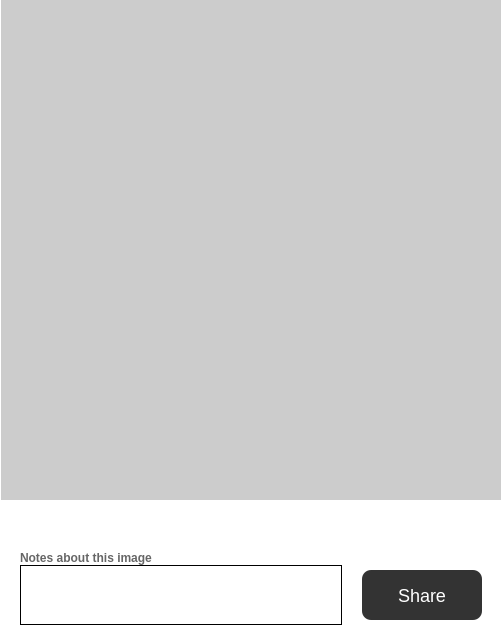
Before: the Qt Designer form interface/ui/shareSnapshot.ui in vircadia/vircadia-native-core, drawn with Qt 5.
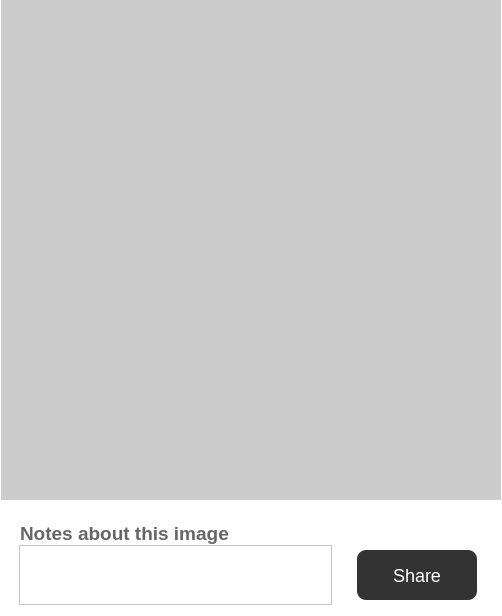
After: the same form once the commit is applied.

The edit to the form file:
```diff
--- a/interface/ui/shareSnapshot.ui
+++ b/interface/ui/shareSnapshot.ui
@@ -10,7 +10,7 @@
     <x>0</x>
     <y>0</y>
     <width>502</width>
-    <height>625</height>
+    <height>616</height>
    </rect>
   </property>
   <property name="sizePolicy">
@@ -22,13 +22,13 @@
   <property name="minimumSize">
    <size>
     <width>500</width>
-    <height>625</height>
+    <height>616</height>
    </size>
   </property>
   <property name="maximumSize">
    <size>
     <width>502</width>
-    <height>625</height>
+    <height>616</height>
    </size>
   </property>
   <property name="cursor">
@@ -61,6 +61,9 @@
    </property>
    <item>
     <layout class="QVBoxLayout" name="verticalLayout">
+     <property name="spacing">
+      <number>0</number>
+     </property>
      <property name="sizeConstraint">
       <enum>QLayout::SetMinAndMaxSize</enum>
      </property>
@@ -101,10 +104,26 @@
        </property>
       </widget>
      </item>
+     <item>
+      <spacer name="verticalSpacer">
+       <property name="orientation">
+        <enum>Qt::Vertical</enum>
+       </property>
+       <property name="sizeType">
+        <enum>QSizePolicy::Fixed</enum>
+       </property>
+       <property name="sizeHint" stdset="0">
+        <size>
+         <width>20</width>
+         <height>9</height>
+        </size>
+       </property>
+      </spacer>
+     </item>
      <item>
       <widget class="QLabel" name="label">
        <property name="sizePolicy">
-        <sizepolicy hsizetype="Preferred" vsizetype="Preferred">
+        <sizepolicy hsizetype="Fixed" vsizetype="Fixed">
          <horstretch>0</horstretch>
          <verstretch>0</verstretch>
         </sizepolicy>
@@ -112,12 +131,13 @@
        <property name="minimumSize">
         <size>
          <width>0</width>
-         <height>30</height>
+         <height>19</height>
         </size>
        </property>
        <property name="font">
         <font>
          <family>Helvetica</family>
+         <pointsize>14</pointsize>
          <weight>75</weight>
          <bold>true</bold>
         </font>
@@ -126,6 +146,9 @@
         <string notr="true">color: #666;
 padding-left:20px;</string>
        </property>
+       <property name="frameShape">
+        <enum>QFrame::NoFrame</enum>
+       </property>
        <property name="lineWidth">
         <number>0</number>
        </property>
@@ -152,11 +175,27 @@
         <enum>QLayout::SetFixedSize</enum>
        </property>
        <property name="leftMargin">
-        <number>20</number>
+        <number>0</number>
        </property>
        <property name="rightMargin">
-        <number>20</number>
+        <number>0</number>
        </property>
+       <item>
+        <spacer name="horizontalSpacer_2">
+         <property name="orientation">
+          <enum>Qt::Horizontal</enum>
+         </property>
+         <property name="sizeType">
+          <enum>QSizePolicy::Fixed</enum>
+         </property>
+         <property name="sizeHint" stdset="0">
+          <size>
+           <width>19</width>
+           <height>20</height>
+          </size>
+         </property>
+        </spacer>
+       </item>
        <item>
         <widget class="QTextEdit" name="textEdit">
          <property name="sizePolicy">
@@ -177,12 +216,25 @@
            <pointsize>14</pointsize>
           </font>
          </property>
+         <property name="styleSheet">
+          <string notr="true">border-color: #c00</string>
+         </property>
          <property name="frameShape">
-          <enum>QFrame::Box</enum>
+          <enum>QFrame::StyledPanel</enum>
          </property>
          <property name="frameShadow">
           <enum>QFrame::Plain</enum>
          </property>
+         <property name="lineWidth">
+          <number>1</number>
+         </property>
+         <property name="html">
+          <string>&lt;!DOCTYPE HTML PUBLIC &quot;-//W3C//DTD HTML 4.0//EN&quot; &quot;http://www.w3.org/TR/REC-html40/strict.dtd&quot;&gt;
+&lt;html&gt;&lt;head&gt;&lt;meta name=&quot;qrichtext&quot; content=&quot;1&quot; /&gt;&lt;style type=&quot;text/css&quot;&gt;
+p, li { white-space: pre-wrap; }
+&lt;/style&gt;&lt;/head&gt;&lt;body style=&quot; font-family:'Helvetica'; font-size:14pt; font-weight:400; font-style:normal;&quot;&gt;
+&lt;p style=&quot;-qt-paragraph-type:empty; margin-top:0px; margin-bottom:0px; margin-left:0px; margin-right:0px; -qt-block-indent:0; text-indent:0px;&quot;&gt;&lt;br /&gt;&lt;/p&gt;&lt;/body&gt;&lt;/html&gt;</string>
+         </property>
         </widget>
        </item>
        <item>
@@ -195,8 +247,8 @@
          </property>
          <property name="sizeHint" stdset="0">
           <size>
-           <width>20</width>
-           <height>20</height>
+           <width>25</width>
+           <height>19</height>
           </size>
          </property>
         </spacer>
@@ -220,8 +272,40 @@
          </property>
         </widget>
        </item>
+       <item>
+        <spacer name="horizontalSpacer_3">
+         <property name="orientation">
+          <enum>Qt::Horizontal</enum>
+         </property>
+         <property name="sizeType">
+          <enum>QSizePolicy::Fixed</enum>
+         </property>
+         <property name="sizeHint" stdset="0">
+          <size>
+           <width>25</width>
+           <height>20</height>
+          </size>
+         </property>
+        </spacer>
+       </item>
       </layout>
      </item>
+     <item>
+      <spacer name="verticalSpacer_2">
+       <property name="orientation">
+        <enum>Qt::Vertical</enum>
+       </property>
+       <property name="sizeType">
+        <enum>QSizePolicy::Fixed</enum>
+       </property>
+       <property name="sizeHint" stdset="0">
+        <size>
+         <width>20</width>
+         <height>11</height>
+        </size>
+       </property>
+      </spacer>
+     </item>
     </layout>
    </item>
   </layout>
```
Left out of the diff: 2 changed lines with no effect on the pictures.
